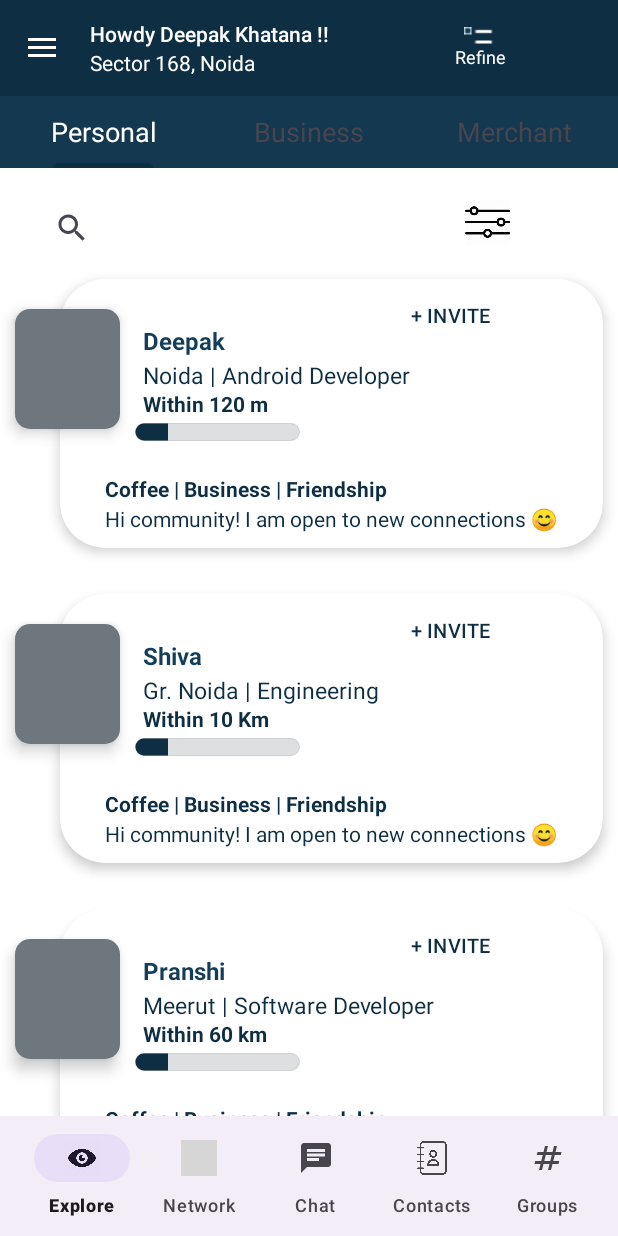
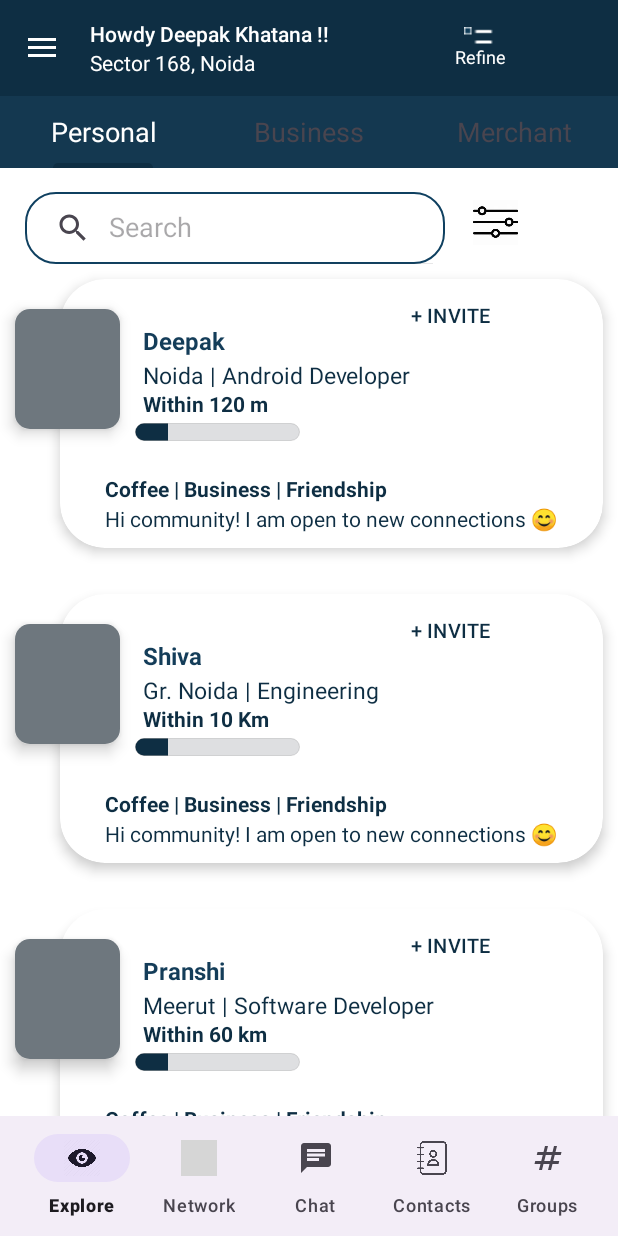
Before and after one commit to deepak1-dk/NetClan-Project, an Android app: the screen it shows after launch (MainActivity), on a phone screen of 412 x 824 dp. Run offline under Robolectric (Android 15) with nearby library versions, the phone set to English and light mode, and no system bars; grey boxes are pictures that could not be loaded.

Commit message:
Manage Search view and header

```diff
--- a/app/src/main/res/drawable/search_view_background.xml
+++ b/app/src/main/res/drawable/search_view_background.xml
@@ -4,8 +4,8 @@
 
     <corners android:radius="20dp"/>
     <stroke
-        android:color="@color/white"
-        android:width="5dp"/>
+        android:color="@color/tabLayoutColor"
+        android:width="1dp"/>
 
 
 
--- a/app/src/main/res/layout/activity_main.xml
+++ b/app/src/main/res/layout/activity_main.xml
@@ -81,7 +81,8 @@
                 app:tabTextAppearance="@style/TabLayoutTextStyle"
                 app:tabSelectedTextAppearance="@color/white"
                 android:layout_width="match_parent"
-                android:layout_height="wrap_content"/>
+                android:layout_height="wrap_content"
+                app:tabMode="fixed"/>
 
             <androidx.viewpager.widget.ViewPager
                 android:layout_weight="1"
--- a/app/src/main/res/layout/fragment_personal.xml
+++ b/app/src/main/res/layout/fragment_personal.xml
@@ -1,22 +1,21 @@
 <?xml version="1.0" encoding="utf-8"?>
-<androidx.constraintlayout.widget.ConstraintLayout
-    xmlns:android="http://schemas.android.com/apk/res/android"
+<androidx.constraintlayout.widget.ConstraintLayout xmlns:android="http://schemas.android.com/apk/res/android"
+    xmlns:app="http://schemas.android.com/apk/res-auto"
     xmlns:tools="http://schemas.android.com/tools"
     android:layout_width="match_parent"
     android:layout_height="match_parent"
     android:background="@color/white"
     android:orientation="vertical"
-    xmlns:app="http://schemas.android.com/apk/res-auto"
     tools:context=".Fragment.PersonalFragment">
 
     <androidx.appcompat.widget.SearchView
         android:id="@+id/searchView"
-        style="@style/searchview"
-        android:layout_width="300dp"
+        android:layout_width="280dp"
         android:layout_height="wrap_content"
         android:layout_marginStart="15dp"
         android:layout_marginTop="16dp"
         android:layout_marginEnd="15dp"
+        app:queryHint="Search"
         android:background="@drawable/search_view_background"
         android:queryHint="Search here of the interest"
         app:iconifiedByDefault="false"
@@ -31,7 +30,7 @@
         android:id="@+id/filter"
         android:layout_width="30dp"
         android:layout_height="40dp"
-        android:layout_marginLeft="310dp"
+        android:layout_marginLeft="315dp"
         android:layout_marginTop="16dp"
         android:contentDescription="TODO"
         android:src="@drawable/filter"
--- a/app/src/main/res/layout/nav_header.xml
+++ b/app/src/main/res/layout/nav_header.xml
@@ -38,7 +38,7 @@
     <TextView
         android:textSize="15dp"
         android:text="DDNOID00R8040"
-        android:layout_marginTop="5dp"
+        android:layout_marginTop="2dp"
         android:layout_marginLeft="15dp"
         android:layout_width="wrap_content"
         android:layout_height="wrap_content"/>
@@ -51,7 +51,7 @@
         android:max="100"
         android:elevation="8dp"
         android:progress="20"
-        android:layout_marginTop="5dp"
+        android:layout_marginTop="2dp"
         android:layout_marginStart="15dp"
         android:layout_marginEnd="12dp"
         android:progressDrawable="@drawable/drawable_view_progress_batch"
@@ -64,7 +64,7 @@
 
     <TextView
         android:layout_marginLeft="15dp"
-        android:layout_marginTop="5dp"
+        android:layout_marginTop="2dp"
         android:text="Available"
         android:layout_width="wrap_content"
         android:layout_height="wrap_content"/>
```
